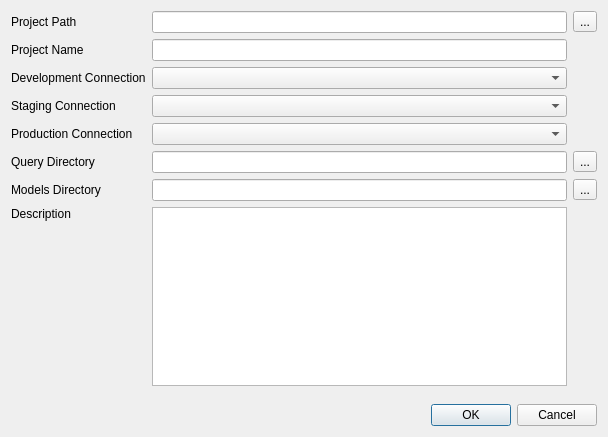
First picture: the form in GUI/pgdbatool/dlgproject.ui, repository marcotcal/PG-DBA-Tools, before the edit.
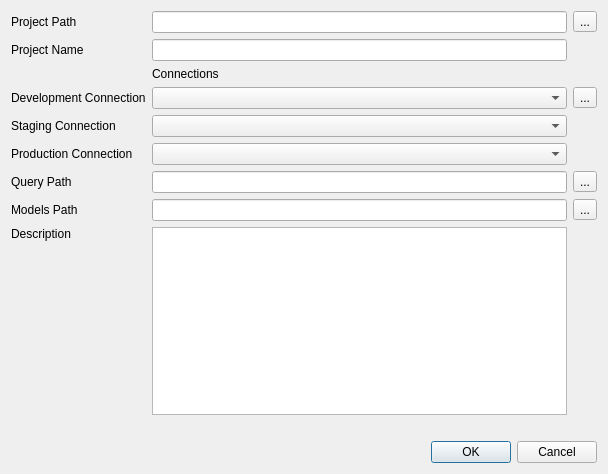
Second picture: the form after the edit. Icons and pictures are not drawn.

The edit to the form file:
```diff
--- a/GUI/pgdbatool/dlgproject.ui
+++ b/GUI/pgdbatool/dlgproject.ui
@@ -7,7 +7,7 @@
     <x>0</x>
     <y>0</y>
     <width>608</width>
-    <height>437</height>
+    <height>474</height>
    </rect>
   </property>
   <property name="windowTitle">
@@ -16,38 +16,7 @@
   <layout class="QVBoxLayout" name="verticalLayout">
    <item>
     <layout class="QGridLayout" name="gridLayout">
-     <item row="6" column="1">
-      <widget class="QLineEdit" name="ed_models_dir"/>
-     </item>
-     <item row="3" column="0">
-      <widget class="QLabel" name="label_4">
-       <property name="text">
-        <string>Staging Connection</string>
-       </property>
-      </widget>
-     </item>
-     <item row="5" column="0">
-      <widget class="QLabel" name="label_6">
-       <property name="text">
-        <string>Query Directory</string>
-       </property>
-      </widget>
-     </item>
-     <item row="1" column="0">
-      <widget class="QLabel" name="label">
-       <property name="text">
-        <string>Project Name</string>
-       </property>
-      </widget>
-     </item>
-     <item row="2" column="0">
-      <widget class="QLabel" name="label_3">
-       <property name="text">
-        <string>Development Connection</string>
-       </property>
-      </widget>
-     </item>
-     <item row="5" column="2">
+     <item row="6" column="2">
       <widget class="QToolButton" name="bt_query_directory">
        <property name="text">
         <string>...</string>
@@ -58,14 +27,7 @@
        </property>
       </widget>
      </item>
-     <item row="4" column="0">
-      <widget class="QLabel" name="label_5">
-       <property name="text">
-        <string>Production Connection</string>
-       </property>
-      </widget>
-     </item>
-     <item row="7" column="0">
+     <item row="8" column="0">
       <widget class="QLabel" name="label_8">
        <property name="text">
         <string>Description</string>
@@ -75,63 +37,119 @@
        </property>
       </widget>
      </item>
-     <item row="6" column="2">
-      <widget class="QToolButton" name="bt_models_directory">
+     <item row="0" column="0">
+      <widget class="QLabel" name="label_2">
        <property name="text">
-        <string>...</string>
+        <string>Project Path</string>
        </property>
-       <property name="icon">
-        <iconset resource="pgdbatool.qrc">
-         <normaloff>:/icons/images/icons/icons8-opened-folder-40.png</normaloff>:/icons/images/icons/icons8-opened-folder-40.png</iconset>
+      </widget>
+     </item>
+     <item row="5" column="1">
+      <widget class="QComboBox" name="cb_production_connection"/>
+     </item>
+     <item row="1" column="0">
+      <widget class="QLabel" name="label">
+       <property name="text">
+        <string>Project Name</string>
        </property>
       </widget>
      </item>
-     <item row="3" column="1">
-      <widget class="QComboBox" name="cb_staging_connection"/>
+     <item row="5" column="0">
+      <widget class="QLabel" name="label_5">
+       <property name="text">
+        <string>Production Connection</string>
+       </property>
+      </widget>
+     </item>
+     <item row="4" column="0">
+      <widget class="QLabel" name="label_4">
+       <property name="text">
+        <string>Staging Connection</string>
+       </property>
+      </widget>
+     </item>
+     <item row="3" column="0">
+      <widget class="QLabel" name="label_3">
+       <property name="text">
+        <string>Development Connection</string>
+       </property>
+      </widget>
      </item>
      <item row="7" column="1">
-      <widget class="QTextEdit" name="ed_description"/>
+      <widget class="QLineEdit" name="ed_models_dir"/>
+     </item>
+     <item row="3" column="2">
+      <widget class="QToolButton" name="bt_connections">
+       <property name="text">
+        <string>...</string>
+       </property>
+       <property name="icon">
+        <iconset resource="pgdbatool.qrc">
+         <normaloff>:/icons/images/icons/icons8-database-administrator-48.png</normaloff>:/icons/images/icons/icons8-database-administrator-48.png</iconset>
+       </property>
+      </widget>
+     </item>
+     <item row="0" column="2">
+      <widget class="QToolButton" name="bt_project_path">
+       <property name="text">
+        <string>...</string>
+       </property>
+       <property name="icon">
+        <iconset resource="pgdbatool.qrc">
+         <normaloff>:/icons/images/icons/icons8-opened-folder-40.png</normaloff>:/icons/images/icons/icons8-opened-folder-40.png</iconset>
+       </property>
+      </widget>
+     </item>
+     <item row="3" column="1">
+      <widget class="QComboBox" name="cb_development_connection"/>
      </item>
      <item row="6" column="0">
+      <widget class="QLabel" name="label_6">
+       <property name="text">
+        <string>Query Path</string>
+       </property>
+      </widget>
+     </item>
+     <item row="7" column="0">
       <widget class="QLabel" name="label_7">
        <property name="text">
-        <string>Models Directory</string>
+        <string>Models Path</string>
        </property>
       </widget>
      </item>
-     <item row="2" column="1">
-      <widget class="QComboBox" name="cb_development_connection"/>
+     <item row="8" column="1">
+      <widget class="QTextEdit" name="ed_description"/>
      </item>
-     <item row="4" column="1">
-      <widget class="QComboBox" name="cb_production_connection"/>
+     <item row="7" column="2">
+      <widget class="QToolButton" name="bt_models_directory">
+       <property name="text">
+        <string>...</string>
+       </property>
+       <property name="icon">
+        <iconset resource="pgdbatool.qrc">
+         <normaloff>:/icons/images/icons/icons8-opened-folder-40.png</normaloff>:/icons/images/icons/icons8-opened-folder-40.png</iconset>
+       </property>
+      </widget>
      </item>
      <item row="1" column="1">
       <widget class="QLineEdit" name="ed_project_name"/>
      </item>
-     <item row="5" column="1">
+     <item row="4" column="1">
+      <widget class="QComboBox" name="cb_staging_connection"/>
+     </item>
+     <item row="6" column="1">
       <widget class="QLineEdit" name="ed_query_dir"/>
      </item>
-     <item row="0" column="0">
-      <widget class="QLabel" name="label_2">
-       <property name="text">
-        <string>Project Path</string>
-       </property>
-      </widget>
-     </item>
-     <item row="0" column="2">
-      <widget class="QToolButton" name="bt_project_path">
-       <property name="text">
-        <string>...</string>
-       </property>
-       <property name="icon">
-        <iconset resource="pgdbatool.qrc">
-         <normaloff>:/icons/images/icons/icons8-opened-folder-40.png</normaloff>:/icons/images/icons/icons8-opened-folder-40.png</iconset>
-       </property>
-      </widget>
-     </item>
      <item row="0" column="1">
       <widget class="QLineEdit" name="ed_project_path"/>
      </item>
+     <item row="2" column="1">
+      <widget class="QLabel" name="label_9">
+       <property name="text">
+        <string>Connections</string>
+       </property>
+      </widget>
+     </item>
     </layout>
    </item>
    <item>
```
